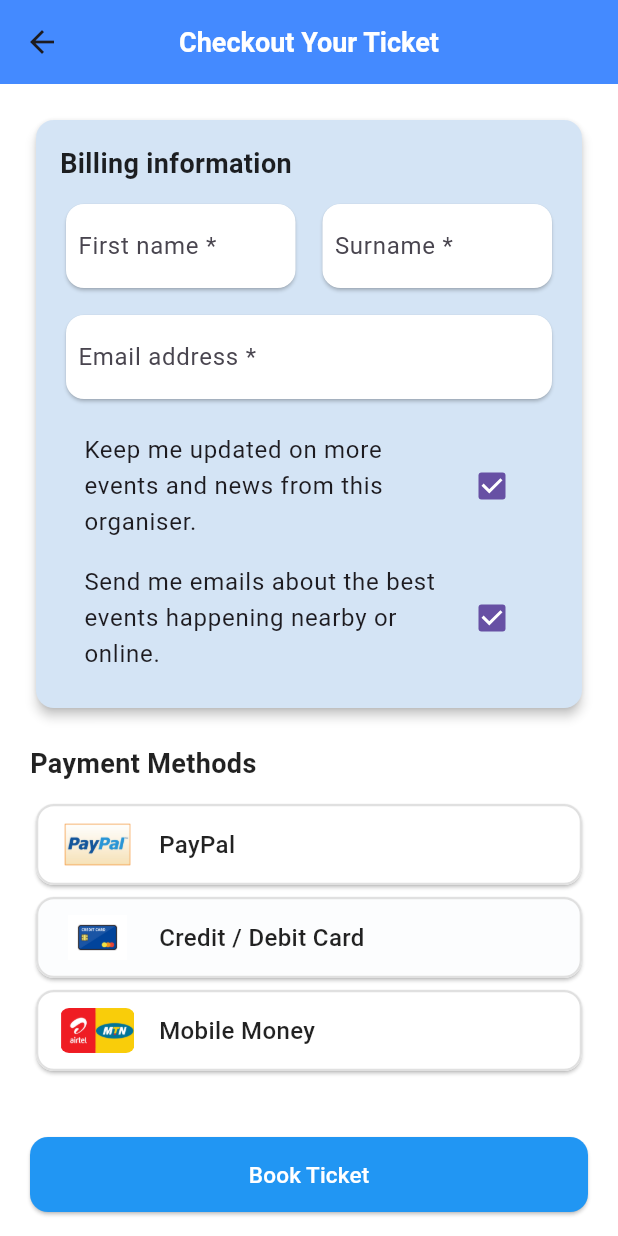
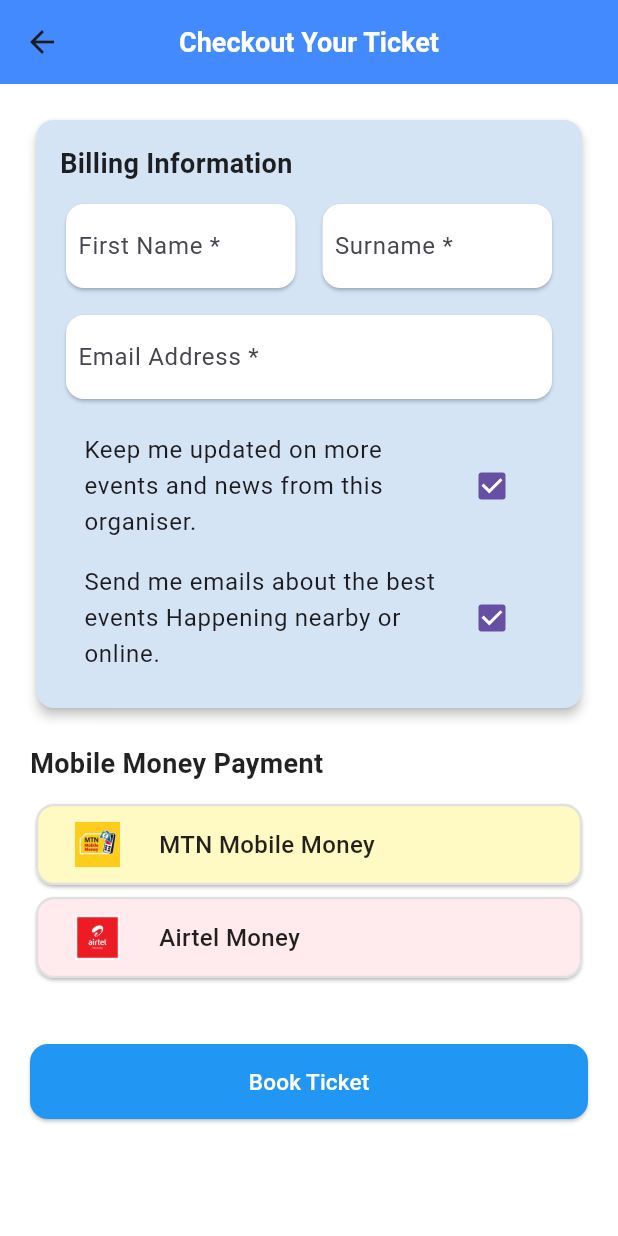
Before and after one commit to Reinaatim8/EventFinder-Recess, a Flutter app: the screen it shows once a user with an empty profile is signed in, item 3 of the bottom bar chosen, after a tap on "Checkout", on a phone screen of 412 x 824 dp. Run offline on Flutter 3.47's test engine with Material 3 defaults, Android fonts, the phone set to English and light mode, and no system bars; our stand-ins replace cloud_firestore, email_validator, firebase_auth, firebase_core, firebase_storage, fluttertoast and 2 more; accounts and stored records are empty.

```diff
--- a/lib/screens/home/addingevent.dart
+++ b/lib/screens/home/addingevent.dart
@@ -525,6 +525,7 @@ class _AddEventDialogState extends State<AddEventDialog> {
           category: _selectedCategory,
           imageUrl: imageUrl,
           organizerId: organizerId,
+          price: double.tryParse(_descriptionController.text.trim()) ?? 0.0,
         );
 
         await _saveEventToFirestore(event);
--- a/lib/screens/home/home_screen.dart
+++ b/lib/screens/home/home_screen.dart
@@ -23,6 +23,7 @@ class Event {
   final String category;
   final String? imageUrl;
   final String organizerId;
+  final double price;
 
   Event({
     required this.id,
@@ -33,6 +34,7 @@ class Event {
     required this.category,
     this.imageUrl,
     required this.organizerId,
+    required this.price,
   });
 
   factory Event.fromFirestore(DocumentSnapshot doc) {
@@ -46,6 +48,7 @@ class Event {
       category: data['category'] ?? 'Other',
       imageUrl: data['imageUrl'],
       organizerId: data['organizerId'] ?? '',
+      price: (data['price'] ?? 0.0).toDouble(),
     );
   }
 
@@ -59,6 +62,7 @@ class Event {
       'category': category,
       'imageUrl': imageUrl,
       'organizerId': organizerId,
+      'price': price,
       'createdAt': FieldValue.serverTimestamp(),
     };
   }
@@ -210,7 +214,7 @@ class HomeTab extends StatelessWidget {
         eventsByDate[date]!.asMap().entries.map(
               (entry) => Padding(
                 padding: const EdgeInsets.only(bottom: 15, left: 20, right: 20),
-                child: _EventCard(event: entry.value),
+                child: _EventCard(event: entry.value, onTap: () {  },),
               ),
             ),
       );
@@ -511,8 +515,9 @@ class _CategoryChip extends StatelessWidget {
 
 class _EventCard extends StatelessWidget {
   final Event event;
+  final VoidCallback onTap;
 
-  const _EventCard({required this.event});
+  const _EventCard({required this.event, required this.onTap});
 
   @override
   Widget build(BuildContext context) {
@@ -522,13 +527,13 @@ class _EventCard extends StatelessWidget {
           context,
           MaterialPageRoute(
             builder: (context) => CheckoutScreen(
-              total: 50.0,
+              total: event.price,
               onPaymentSuccess: () {
                 if (bookingsTabKey.currentState != null) {
                   bookingsTabKey.currentState!.addBooking({
                     'id': DateTime.now().millisecondsSinceEpoch,
                     'event': event.title,
-                    'total': 50.0,
+                    'total': event.price,
                     'paid': true,
                   });
                 }
@@ -850,7 +855,7 @@ class _SearchTabState extends State<SearchTab> {
                     itemBuilder: (context, index) {
                       return Padding(
                         padding: const EdgeInsets.only(bottom: 15),
-                        child: _EventCard(event: _filteredEvents[index]),
+                        child: _EventCard(event: _filteredEvents[index], onTap: () {  },),
                       );
                     },
                   ),
@@ -970,12 +975,11 @@ class CheckoutScreen extends StatefulWidget {
     this.onPaymentSuccess,
   });
 
+
   @override
   State<CheckoutScreen> createState() => _CheckoutScreenState();
 }
-
-enum PaymentMethod { paypal, card, mobileMoney }
-
+enum PaymentNetwork { mtn, airtel }
 class _CheckoutScreenState extends State<CheckoutScreen> {
   final _formKey = GlobalKey<FormState>();
   String firstName = '';
@@ -983,7 +987,7 @@ class _CheckoutScreenState extends State<CheckoutScreen> {
   String email = '';
    bool subscribeOrganizer = true;
   bool subscribeUpdates = true;
-  PaymentMethod? _selectedPayment;
+  PaymentNetwork? _selectedNetwork;
 
   @override
   Widget build(BuildContext context) {
@@ -1014,7 +1018,7 @@ class _CheckoutScreenState extends State<CheckoutScreen> {
                   child: Column(
                     crossAxisAlignment: CrossAxisAlignment.start,
                     children: [
-                      const Text("Billing information",
+                      const Text("Billing Information",
                           style: TextStyle(
                               fontSize: 18, fontWeight: FontWeight.bold)),
                       const SizedBox(height: 10),
@@ -1033,7 +1037,7 @@ class _CheckoutScreenState extends State<CheckoutScreen> {
                                           horizontal: 8.0),
                                       child: TextFormField(
                                         decoration: const InputDecoration(
-                                          labelText: "First name *",
+                                          labelText: "First Name *",
                                           border: InputBorder.none,
                                         ),
                                         onChanged: (val) => firstName = val,
@@ -1074,7 +1078,7 @@ class _CheckoutScreenState extends State<CheckoutScreen> {
                                     horizontal: 8.0),
                                 child: TextFormField(
                                   decoration: const InputDecoration(
-                                    labelText: "Email address *",
+                                    labelText: "Email Address *",
                                     border: InputBorder.none,
                                   ),
                                   onChanged: (val) => email = val,
@@ -1085,50 +1089,37 @@ class _CheckoutScreenState extends State<CheckoutScreen> {
                             ),
                               const SizedBox(height: 10),
                       CheckboxListTile(
-                              title: const Text(
-                                  "Keep me updated on more events and news from this organiser."),
+                      title: const Text("Keep me updated on more events and news from this organiser."),
                       value: subscribeOrganizer,
-                              onChanged: (val) =>
-                                  setState(() => subscribeOrganizer = val!),
+                      onChanged: (val) => setState(() => subscribeOrganizer = val!),
                     ),
                     CheckboxListTile(
-                              title: const Text(
-                                  "Send me emails about the best events happening nearby or online."),
+                      title: const Text("Send me emails about the best events Happening nearby or online."),
                       value: subscribeUpdates,
-                              onChanged: (val) =>
-                                  setState(() => subscribeUpdates = val!),
+                      onChanged: (val) => setState(() => subscribeUpdates = val!),
                     ),
-                          ],
+                  ]),
                 ),
-                      ),
-                    ],
-                  ),
+              ]),
             ),
               ),
               const SizedBox(height: 20),
-              const Text("Payment Methods",
+              const Text("Mobile Money Payment",
                   style: TextStyle(fontSize: 18, fontWeight: FontWeight.bold)),
               const SizedBox(height: 10),
-              _buildStyledPaymentCard(
-                value: PaymentMethod.paypal,
-                logo: 'assets/images/paid.jpg',
-                title: "PayPal",
-                bgColor: Colors.white,
-                borderColor: const Color.fromARGB(255, 2, 92, 26),
+              _buildNetworkCard(
+                value: PaymentNetwork.mtn,
+                title: "MTN Mobile Money",
+                image: "assets/images/mtn.jpg",
+                bgColor: Colors.yellow.shade100,
+                borderColor: Colors.orange,
               ),
-              _buildStyledPaymentCard(
-                value: PaymentMethod.card,
-                logo: 'assets/images/card.jpeg',
-                title: "Credit / Debit Card",
-                bgColor: const Color.fromARGB(255, 252, 253, 254),
-                borderColor: const Color.fromARGB(255, 0, 97, 13),
-              ),
-              _buildStyledPaymentCard(
-                value: PaymentMethod.mobileMoney,
-                logo: 'assets/images/mobile.jpg',
-                title: "Mobile Money",
-                bgColor: Colors.white,
-                borderColor: const Color.fromARGB(255, 1, 103, 4),
+              _buildNetworkCard(
+                value: PaymentNetwork.airtel,
+                title: "Airtel Money",
+                image: "assets/images/airtel.png",
+                bgColor: Colors.red.shade50,
+                borderColor: Colors.redAccent,
               ),
               const SizedBox(height: 40),
               ElevatedButton(
@@ -1140,14 +1131,14 @@ class _CheckoutScreenState extends State<CheckoutScreen> {
                 ),
                 onPressed: () {
                   if (_formKey.currentState!.validate()) {
-                    if (_selectedPayment == null) {
+                    if (_selectedNetwork == null) {
                       ScaffoldMessenger.of(context).showSnackBar(
                         const SnackBar(
-                            content: Text("Please select a payment method")),
+                            content: Text("Please select a payment network")),
                       );
                       return;
                     }
-                    _openPaymentDialog(_selectedPayment!);
+                    _openMobileMoneyDialog(_selectedNetwork!);
                   }
                 },
                 child: const Text("Book Ticket",
@@ -1160,16 +1151,16 @@ class _CheckoutScreenState extends State<CheckoutScreen> {
     );
   }
 
-  Widget _buildStyledPaymentCard({
-    required PaymentMethod value,
-    required String logo,
+  Widget _buildNetworkCard({
+    required PaymentNetwork value,
     required String title,
+    required String image,
     required Color bgColor,
     required Color borderColor,
   }) {
-    final isSelected = _selectedPayment == value;
+    final isSelected = _selectedNetwork == value;
     return GestureDetector(
-      onTap: () => setState(() => _selectedPayment = value),
+      onTap: () => setState(() => _selectedNetwork = value),
       child: Card(
         color: bgColor,
         elevation: isSelected ? 4 : 1,
@@ -1187,7 +1178,7 @@ class _CheckoutScreenState extends State<CheckoutScreen> {
               ClipRRect(
                 borderRadius: BorderRadius.circular(6),
                 child: Image.asset(
-                  logo,
+                  image,
                   height: 30,
                   width: 50,
                   fit: BoxFit.contain,
@@ -1209,101 +1200,29 @@ class _CheckoutScreenState extends State<CheckoutScreen> {
     );
   }
 
-  void _openPaymentDialog(PaymentMethod method) {
-    switch (method) {
-      case PaymentMethod.paypal:
-        String paypalEmail = '';
-        _showInputDialog(
-          title: "Pay with PayPal",
+  void _openMobileMoneyDialog(PaymentNetwork network) {
+    String phone = '';
+    String provider = network == PaymentNetwork.mtn ? 'MTN' : 'Airtel';
+
+    showDialog(
+      context: context,
+      builder: (_) => AlertDialog(
+        title: Text("Pay with $provider Money"),
         content: TextFormField(
-            decoration: const InputDecoration(labelText: "PayPal Email"),
-            onChanged: (val) => paypalEmail = val,
-          ),
-          onConfirm: () {
-            _showSuccessDialog();
-          },
-        );
-        break;
-      case PaymentMethod.card:
-        String cardNumber = '';
-        String expiry = '';
-        String cvv = '';
-        _showInputDialog(
-          title: "Pay with Card",
-          content: Column(
-            mainAxisSize: MainAxisSize.min,
-            children: [
-              TextFormField(
-                decoration: const InputDecoration(labelText: "Card Number"),
-                onChanged: (val) => cardNumber = val,
-              ),
-              TextFormField(
-                decoration:
-                    const InputDecoration(labelText: "Expiry Date (MM/YY)"),
-                onChanged: (val) => expiry = val,
-              ),
-              TextFormField(
-                decoration: const InputDecoration(labelText: "CVV"),
-                onChanged: (val) => cvv = val,
-              ),
-            ],
-          ),
-          onConfirm: () {
-            _showSuccessDialog();
-          },
-        );
-        break;
-      case PaymentMethod.mobileMoney:
-        String phone = '';
-        String provider = 'MTN';
-        _showInputDialog(
-          title: "Pay with Mobile Money",
-          content: Column(
-            mainAxisSize: MainAxisSize.min,
-            children: [
-              TextFormField(
           decoration: const InputDecoration(labelText: "Phone Number"),
           onChanged: (val) => phone = val,
         ),
-              DropdownButtonFormField<String>(
-                value: provider,
-                decoration: const InputDecoration(labelText: "Network"),
-                items: const [
-                  DropdownMenuItem(value: "MTN", child: Text("MTN")),
-                  DropdownMenuItem(value: "Airtel", child: Text("Airtel")),
-                ],
-                onChanged: (val) => provider = val!,
-              ),
-            ],
-          ),
-          onConfirm: () {
-            _showSuccessDialog();
-          },
-        );
-        break;
-    }
-  }
-
-  void _showInputDialog({
-    required String title,
-    required Widget content,
-    required VoidCallback onConfirm,
-  }) {
-    showDialog(
-      context: context,
-      builder: (context) => AlertDialog(
-        title: Text(title),
-        content: SingleChildScrollView(child: content),
         actions: [
           TextButton(
             onPressed: () => Navigator.pop(context),
-              child: const Text("Cancel")),
+            child: const Text("Cancel"),
+          ),
           ElevatedButton(
             onPressed: () {
               Navigator.pop(context);
-              onConfirm();
+              _showSuccessDialog();
             },
-            child: const Text("Pay Now"),
+            child: const Text("Confirm Payment"),
           ),
         ],
       ),
```
Lines whose indentation alone changed are shown as unchanged.
